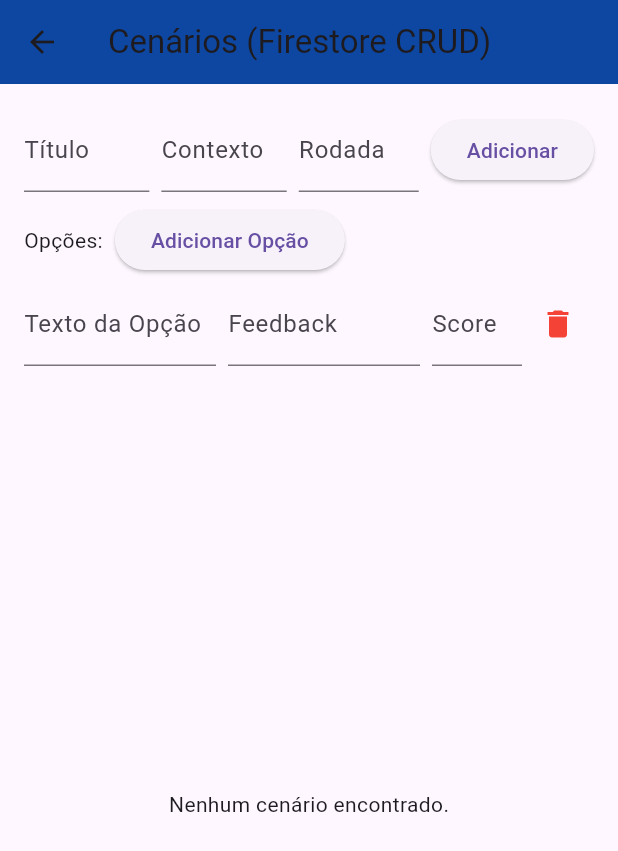
After one commit to tonymatsumura/business_simulator, a Flutter app: the FirebaseCrudScreen screen opened directly, after a tap on "Adicionar Opção", on a phone screen of 412 x 824 dp. The commit adds this screen. Shown: the top 851 px of the screen. Run offline on Flutter 3.47's test engine with Material 3 defaults, Android fonts, the phone set to English and light mode, and no system bars; our stand-ins replace cloud_firestore, firebase_core, google_fonts; accounts and stored records are empty.

Commit message:
Add Firebase CRUD screen and integrate with game options menu

```diff
--- /dev/null
+++ b/lib/screens/firebase_crud_screen.dart
@@ -0,0 +1,275 @@
+import 'package:flutter/material.dart';
+import 'package:cloud_firestore/cloud_firestore.dart';
+
+class FirebaseCrudScreen extends StatefulWidget {
+  const FirebaseCrudScreen({Key? key}) : super(key: key);
+
+  @override
+  State<FirebaseCrudScreen> createState() => _FirebaseCrudScreenState();
+}
+
+class _FirebaseCrudScreenState extends State<FirebaseCrudScreen> {
+  final TextEditingController _titleController = TextEditingController();
+  final TextEditingController _contextController = TextEditingController();
+  final TextEditingController _roundController = TextEditingController();
+  final List<OptionField> _options = [];
+  String? _editingId;
+
+  @override
+  Widget build(BuildContext context) {
+    return Scaffold(
+      appBar: AppBar(
+        title: const Text('Cenários (Firestore CRUD)'),
+        backgroundColor: Colors.blue[900],
+      ),
+      body: Padding(
+        padding: const EdgeInsets.all(16.0),
+        child: Column(
+          children: [
+            _buildScenarioForm(),
+            const SizedBox(height: 16),
+            Expanded(child: _buildScenarioList()),
+          ],
+        ),
+      ),
+    );
+  }
+
+  Widget _buildScenarioForm() {
+    return Column(
+      crossAxisAlignment: CrossAxisAlignment.start,
+      children: [
+        Row(
+          children: [
+            Expanded(
+              child: TextField(
+                controller: _titleController,
+                decoration: const InputDecoration(labelText: 'Título'),
+              ),
+            ),
+            const SizedBox(width: 8),
+            Expanded(
+              child: TextField(
+                controller: _contextController,
+                decoration: const InputDecoration(labelText: 'Contexto'),
+              ),
+            ),
+            const SizedBox(width: 8),
+            SizedBox(
+              width: 80,
+              child: TextField(
+                controller: _roundController,
+                decoration: const InputDecoration(labelText: 'Rodada'),
+                keyboardType: TextInputType.number,
+              ),
+            ),
+            const SizedBox(width: 8),
+            ElevatedButton(
+              onPressed: _editingId == null ? _addScenario : _updateScenario,
+              child: Text(_editingId == null ? 'Adicionar' : 'Atualizar'),
+            ),
+          ],
+        ),
+        const SizedBox(height: 8),
+        Row(
+          children: [
+            const Text('Opções:'),
+            const SizedBox(width: 8),
+            ElevatedButton(
+              onPressed: () {
+                setState(() {
+                  _options.add(OptionField());
+                });
+              },
+              child: const Text('Adicionar Opção'),
+            ),
+          ],
+        ),
+        ..._options.asMap().entries.map((entry) {
+          final idx = entry.key;
+          final opt = entry.value;
+          return Padding(
+            padding: const EdgeInsets.symmetric(vertical: 4.0),
+            child: Row(
+              children: [
+                Expanded(
+                  child: TextField(
+                    controller: opt.textController,
+                    decoration: const InputDecoration(labelText: 'Texto da Opção'),
+                  ),
+                ),
+                const SizedBox(width: 8),
+                Expanded(
+                  child: TextField(
+                    controller: opt.feedbackController,
+                    decoration: const InputDecoration(labelText: 'Feedback'),
+                  ),
+                ),
+                const SizedBox(width: 8),
+                SizedBox(
+                  width: 60,
+                  child: TextField(
+                    controller: opt.scoreController,
+                    decoration: const InputDecoration(labelText: 'Score'),
+                    keyboardType: TextInputType.number,
+                  ),
+                ),
+                IconButton(
+                  icon: const Icon(Icons.delete, color: Colors.red),
+                  onPressed: () {
+                    setState(() {
+                      _options.removeAt(idx);
+                    });
+                  },
+                ),
+              ],
+            ),
+          );
+        }),
+      ],
+    );
+  }
+
+  Widget _buildScenarioList() {
+    return StreamBuilder<QuerySnapshot>(
+      stream: FirebaseFirestore.instance.collection('scenarios').orderBy('round').snapshots(),
+      builder: (context, snapshot) {
+        if (snapshot.connectionState == ConnectionState.waiting) {
+          return const Center(child: CircularProgressIndicator());
+        }
+        if (!snapshot.hasData || snapshot.data!.docs.isEmpty) {
+          return const Center(child: Text('Nenhum cenário encontrado.'));
+        }
+        return ListView(
+          children: snapshot.data!.docs.map((doc) {
+            final data = doc.data() as Map<String, dynamic>;
+            final options = (data['options'] as List?) ?? [];
+            return Card(
+              child: ListTile(
+                title: Text(data['title'] ?? ''),
+                subtitle: Column(
+                  crossAxisAlignment: CrossAxisAlignment.start,
+                  children: [
+                    Text('Contexto: ${data['context'] ?? ''}'),
+                    Text('Rodada: ${data['round'] ?? ''}'),
+                    const SizedBox(height: 4),
+                    ...options.asMap().entries.map((entry) {
+                      final opt = entry.value as Map<String, dynamic>;
+                      return Text('Opção ${entry.key + 1}: ${opt['text']} (Score: ${opt['score']})');
+                    }),
+                  ],
+                ),
+                trailing: Row(
+                  mainAxisSize: MainAxisSize.min,
+                  children: [
+                    IconButton(
+                      icon: const Icon(Icons.edit, color: Colors.orange),
+                      onPressed: () => _editScenario(doc.id, data),
+                    ),
+                    IconButton(
+                      icon: const Icon(Icons.delete, color: Colors.red),
+                      onPressed: () => _deleteScenario(doc.id),
+                    ),
+                  ],
+                ),
+              ),
+            );
+          }).toList(),
+        );
+      },
+    );
+  }
+
+  Future<void> _addScenario() async {
+    if (_titleController.text.isEmpty || _contextController.text.isEmpty || _roundController.text.isEmpty) return;
+    await FirebaseFirestore.instance.collection('scenarios').add({
+      'title': _titleController.text,
+      'context': _contextController.text,
+      'round': int.tryParse(_roundController.text) ?? 1,
+      'options': _options.map((opt) => opt.toMap()).toList(),
+    });
+    _clearForm();
+  }
+
+  Future<void> _updateScenario() async {
+    if (_editingId == null) return;
+    await FirebaseFirestore.instance.collection('scenarios').doc(_editingId).update({
+      'title': _titleController.text,
+      'context': _contextController.text,
+      'round': int.tryParse(_roundController.text) ?? 1,
+      'options': _options.map((opt) => opt.toMap()).toList(),
+    });
+    setState(() {
+      _editingId = null;
+    });
+    _clearForm();
+  }
+
+  Future<void> _deleteScenario(String id) async {
+    await FirebaseFirestore.instance.collection('scenarios').doc(id).delete();
+    if (_editingId == id) {
+      setState(() {
+        _editingId = null;
+      });
+      _clearForm();
+    }
+  }
+
+  void _editScenario(String id, Map<String, dynamic> data) {
+    setState(() {
+      _editingId = id;
+      _titleController.text = data['title'] ?? '';
+      _contextController.text = data['context'] ?? '';
+      _roundController.text = data['round']?.toString() ?? '';
+      _options.clear();
+      final options = (data['options'] as List?) ?? [];
+      for (final opt in options) {
+        _options.add(OptionField.fromMap(opt as Map<String, dynamic>));
+      }
+    });
+  }
+
+  void _clearForm() {
+    _titleController.clear();
+    _contextController.clear();
+    _roundController.clear();
+    _options.clear();
+    setState(() {
+      _editingId = null;
+    });
+  }
+
+  @override
+  void dispose() {
+    _titleController.dispose();
+    _contextController.dispose();
+    _roundController.dispose();
+    for (final opt in _options) {
+      opt.dispose();
+    }
+    super.dispose();
+  }
+}
+
+class OptionField {
+  final TextEditingController textController = TextEditingController();
+  final TextEditingController feedbackController = TextEditingController();
+  final TextEditingController scoreController = TextEditingController();
+
+  OptionField();
+  OptionField.fromMap(Map<String, dynamic> map) {
+    textController.text = map['text'] ?? '';
+    feedbackController.text = map['feedback'] ?? '';
+    scoreController.text = map['score']?.toString() ?? '';
+  }
+  Map<String, dynamic> toMap() => {
+        'text': textController.text,
+        'feedback': feedbackController.text,
+        'score': int.tryParse(scoreController.text) ?? 0,
+      };
+  void dispose() {
+    textController.dispose();
+    feedbackController.dispose();
+    scoreController.dispose();
+  }
+}
```
Also changed, not shown: lib/screens/game_screen.dart (+14 -0 lines).
